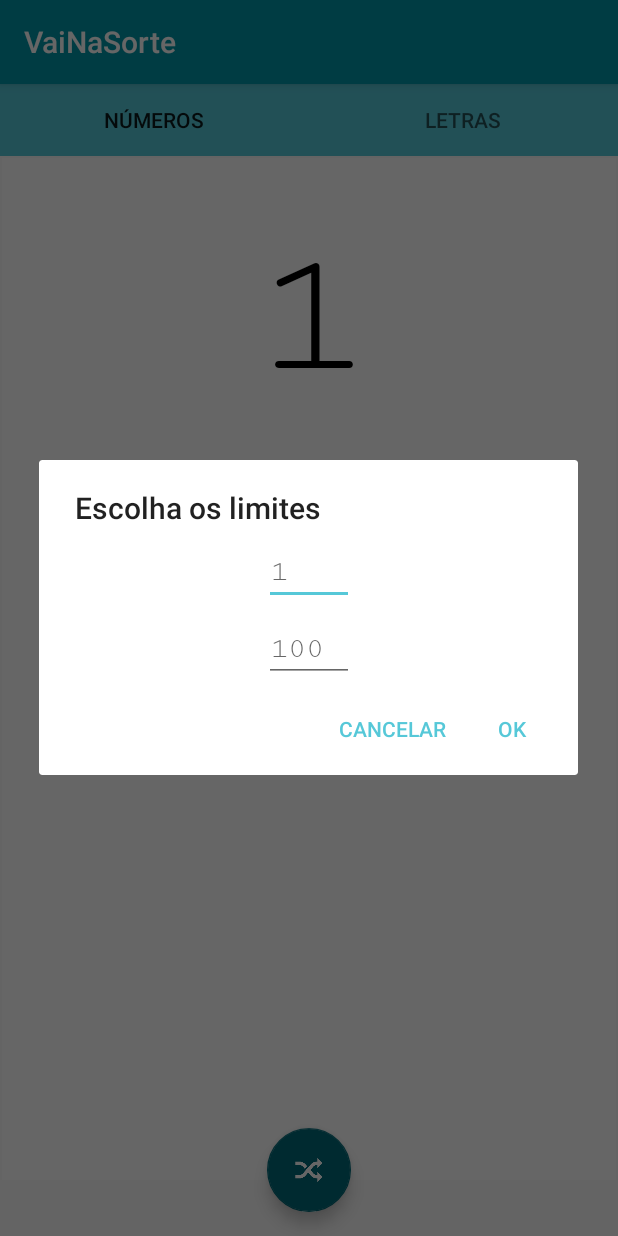
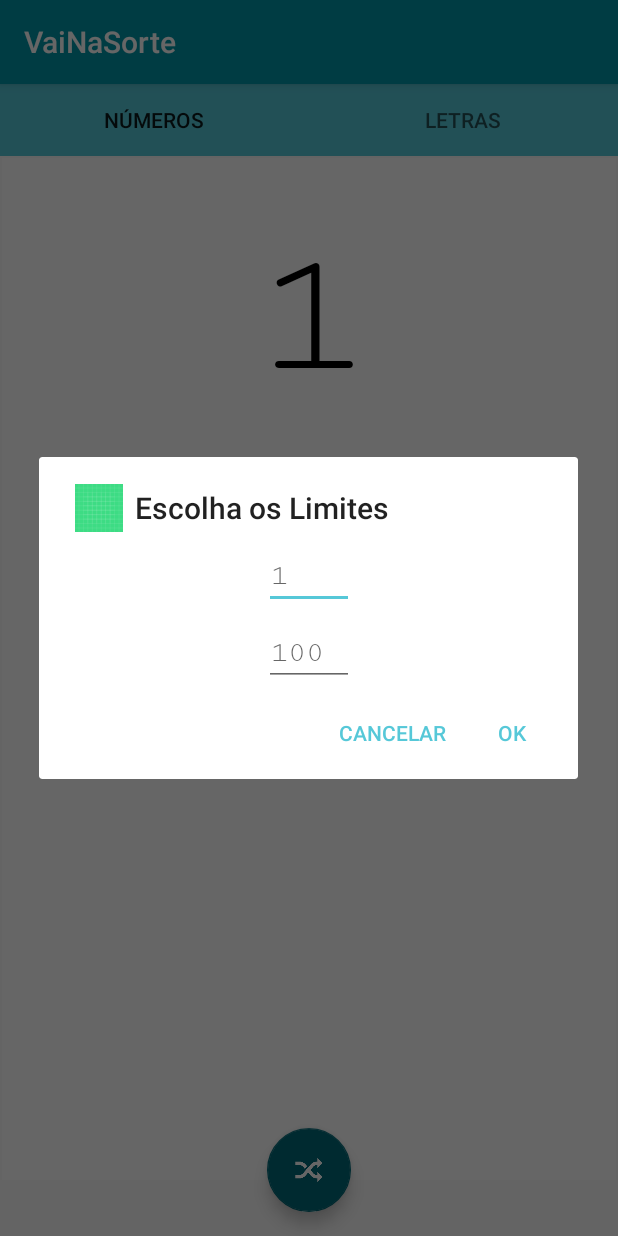
Before and after one commit to isaCarvalho/VaiNaSorte, an Android app: the screen it shows after launch (MainActivity), after a tap on an icon or button, on a phone screen of 412 x 824 dp. Run offline under Robolectric (Android 15) with nearby library versions, the phone set to English and light mode, and no system bars.

Commit message:
Bug da caixa de dialogo corrigida

```diff
--- a/app/src/main/java/com/example/vainasorte/NumberDialogFragment.kt
+++ b/app/src/main/java/com/example/vainasorte/NumberDialogFragment.kt
@@ -5,6 +5,7 @@ import android.app.Dialog
 import android.content.Context
 import android.content.DialogInterface
 import android.os.Bundle
+import android.widget.EditText
 import androidx.fragment.app.DialogFragment
 import java.lang.ClassCastException
 
@@ -13,7 +14,7 @@ class NumberDialogFragment : DialogFragment() {
     internal lateinit var listener : NumberDialogListener
 
     interface NumberDialogListener {
-        fun onDialogPositiveClick(dialog: DialogFragment)
+        fun onDialogPositiveClick(dialog: DialogFragment, limiteSup : String, limiteInf : String)
         fun onDialogNegativeClick(dialog: DialogFragment)
     }
 
@@ -32,11 +33,18 @@ class NumberDialogFragment : DialogFragment() {
             val builder = AlertDialog.Builder(it)
             val inflater = requireActivity().layoutInflater
 
+            val mView = inflater.inflate(R.layout.layout_input, null)
+
             builder.setTitle(R.string.messageDialog)
-                .setView(inflater.inflate(R.layout.layout_input, null))
+                .setView(mView)
+                .setIcon(R.drawable.ic_launcher_background)
                 .setPositiveButton(R.string.ok,
                     DialogInterface.OnClickListener { dialog, id ->
-                        listener.onDialogPositiveClick(this)
+
+                        val limSup = mView.findViewById<EditText>(R.id.limSuperior).text.toString()
+                        val limInf = mView.findViewById<EditText>(R.id.limInferior).text.toString()
+
+                        listener.onDialogPositiveClick(this, limSup, limInf)
                     })
                 .setNegativeButton(R.string.cancel,
                     DialogInterface.OnClickListener{ dialog, id ->
--- a/app/src/main/res/values/strings.xml
+++ b/app/src/main/res/values/strings.xml
@@ -10,7 +10,7 @@
     <string name="limiteInf">1</string>
     <string name="limiteSup">100</string>
 
-    <string name="messageDialog">Escolha os limites</string>
+    <string name="messageDialog">Escolha os Limites</string>
 
     <string name="ok">Ok</string>
     <string name="cancel">Cancelar</string>
```
Also changed, not shown: app/src/main/java/com/example/vainasorte/MainActivity.kt (+6 -9 lines).
